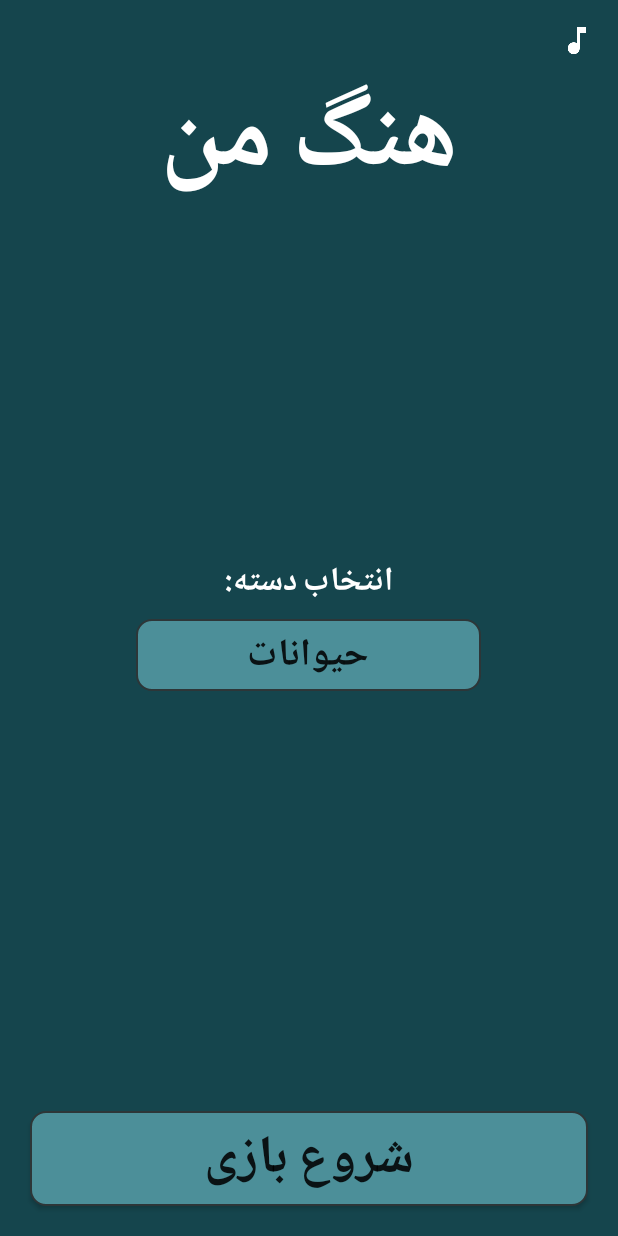
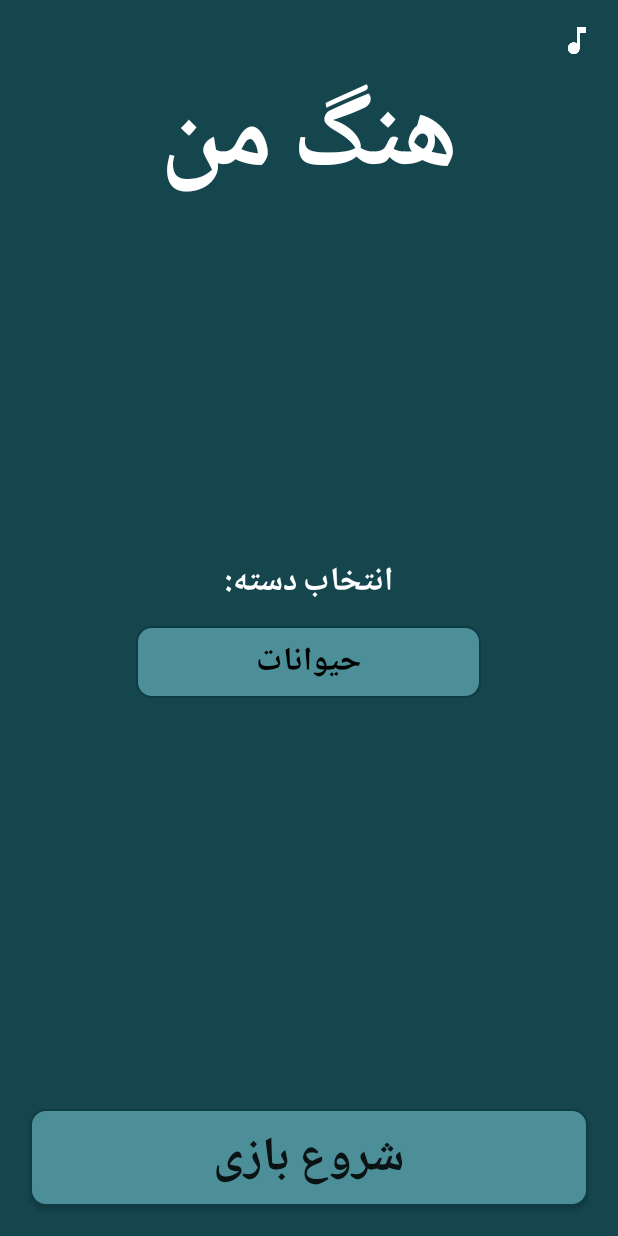
Before and after one commit to Soharash/sloth, an Android app: the screen it shows after launch (StartActivity), on a phone screen of 412 x 824 dp. Run offline under Robolectric (Android 15) with nearby library versions, the phone set to English and light mode, and no system bars.

Commit message:
Small Changes

```diff
--- a/app/src/main/res/layout/activity_game.xml
+++ b/app/src/main/res/layout/activity_game.xml
@@ -133,6 +133,7 @@
             android:text="@string/translate"
             android:textStyle="bold"
             android:tag="1"
+            android:visibility="gone"
             android:textColor="@android:color/black"
             android:textSize="14.0dp" />
     </RelativeLayout>
--- a/app/src/main/res/layout/activity_start.xml
+++ b/app/src/main/res/layout/activity_start.xml
@@ -51,7 +51,7 @@
             android:id="@+id/tvCategories"
             android:layout_width="fill_parent"
             android:layout_height="wrap_content"
-            android:layout_margin="5.0dip"
+            android:layout_margin="10dp"
             android:layout_weight="1.0"
             android:tag="2"
             android:gravity="center_horizontal"
@@ -67,7 +67,8 @@
             android:layout_weight="1.0"
             android:background="@drawable/button_round"
             android:text="Button"
-            android:textSize="25.0sp" />
+            android:textColor="@android:color/black"
+            android:textSize="22.0sp" />
 
     </LinearLayout>
     <LinearLayout
@@ -106,12 +107,14 @@
         android:tag="2"
         android:layout_width="fill_parent"
         android:layout_height="wrap_content"
+        android:paddingTop="4dp"
+        android:paddingBottom="4dp"
         android:layout_alignParentBottom="true"
         android:layout_centerHorizontal="true"
         android:layout_margin="20.0dip"
         android:background="@drawable/button_round"
         android:text="@string/start_game"
-        android:textSize="35.0dip" />
+        android:textSize="32.0dip" />
 
     <LinearLayout
         android:id="@+id/linearLayout2"
--- a/app/src/main/res/values/colors.xml
+++ b/app/src/main/res/values/colors.xml
@@ -3,7 +3,9 @@
 
     <color name="colorAccent">#4c8f99</color>
     <color name="colorPrimary">#15454d</color>
-    <color name="colorPrimaryDark">#2d3638</color>
+    <color name="colorPrimaryDark">#0f3b42</color>
+
+    <color name="navigationbar_color">@color/colorPrimaryDark</color>
 
     <color name="colorKeyboard">#ffffff</color>
 
--- a/app/src/main/res/values/styles.xml
+++ b/app/src/main/res/values/styles.xml
@@ -1,11 +1,12 @@
 <?xml version="1.0" encoding="utf-8"?>
-<resources>
+<resources xmlns:tools="http://schemas.android.com/tools">
 
     <style name="AppTheme" parent="@style/Theme.AppCompat.Light.NoActionBar">
         <item name="android:soundEffectsEnabled">false</item>
         <item name="colorAccent">@color/colorAccent</item>
         <item name="colorPrimary">@color/colorPrimary</item>
         <item name="colorPrimaryDark">@color/colorPrimaryDark</item>
+        <item name="android:navigationBarColor" tools:targetApi="21">@color/navigationbar_color</item>
     </style>
 
 </resources>
```
Also changed, not shown: 2 other files.
